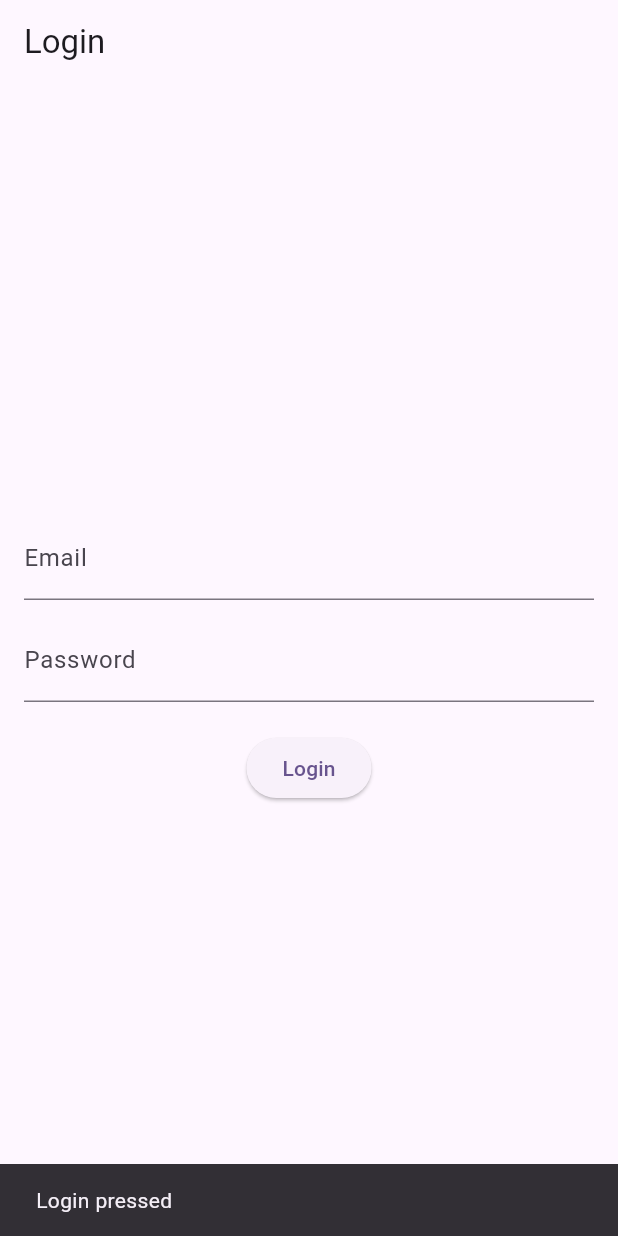
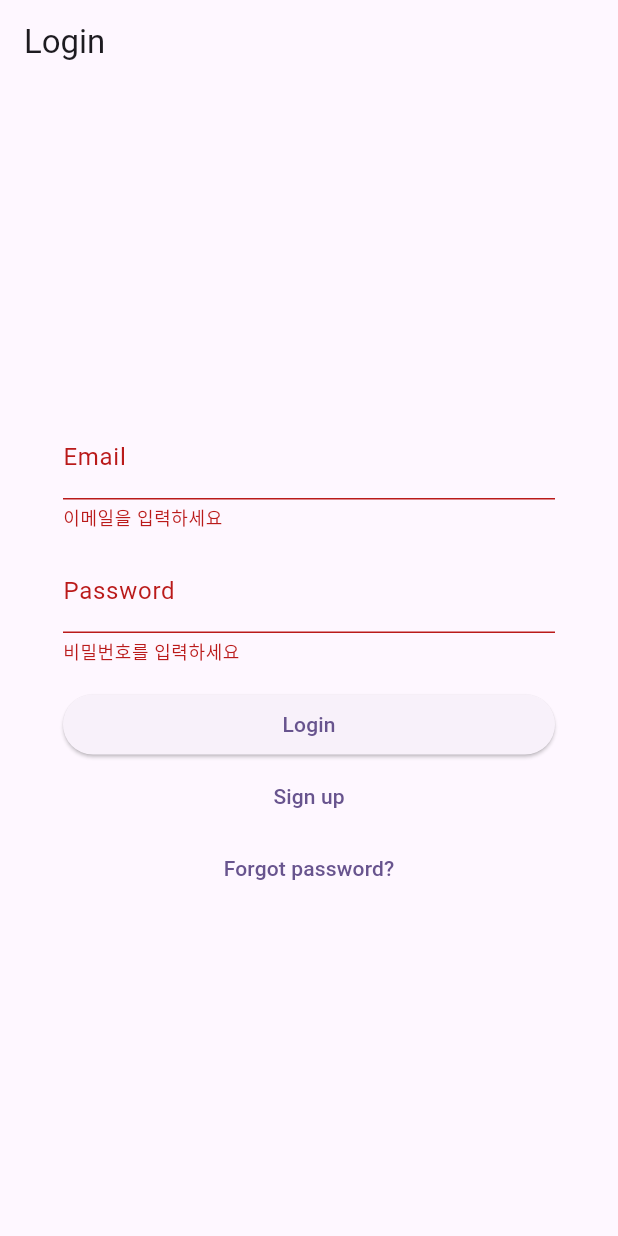
Before and after one commit to 0yunse0/hope_ReFace, a Flutter app: the screen it shows after launch, after a tap on "Login", on a phone screen of 412 x 824 dp. Run offline on Flutter 3.47's test engine with Material 3 defaults, Android fonts, the phone set to English and light mode, and no system bars; our stand-ins replace dio, firebase_auth, firebase_core, flutter_secure_storage; accounts and stored records are empty.

Commit message:
feat(auth): Firebase Auth email/password 로그인/회원가입/재설정

```diff
--- a/reface/lib/features/auth/presentation/login_page.dart
+++ b/reface/lib/features/auth/presentation/login_page.dart
@@ -1,40 +1,128 @@
 import 'package:flutter/material.dart';
+import 'package:firebase_auth/firebase_auth.dart';
 
-class LoginPage extends StatelessWidget {
+class LoginPage extends StatefulWidget {
   const LoginPage({super.key});
+  @override
+  State<LoginPage> createState() => _LoginPageState();
+}
+
+class _LoginPageState extends State<LoginPage> {
+  final _email = TextEditingController();
+  final _pw = TextEditingController();
+  final _formKey = GlobalKey<FormState>();
+  bool _loading = false;
+  String? _error;
+
+  @override
+  void dispose() {
+    _email.dispose();
+    _pw.dispose();
+    super.dispose();
+  }
+
+  Future<void> _handleLogin() async {
+    if (!(_formKey.currentState?.validate() ?? false)) return;
+    setState(() { _loading = true; _error = null; });
+
+    try {
+      await FirebaseAuth.instance.signInWithEmailAndPassword(
+        email: _email.text.trim(),
+        password: _pw.text,
+      );
+      // 성공 시 authStateChanges()가 Home으로 자동 라우팅
+    } on FirebaseAuthException catch (e) {
+      setState(() { _error = e.message ?? 'Firebase 로그인 실패'; });
+    } catch (e) {
+      setState(() { _error = e.toString(); });
+    } finally {
+      if (mounted) setState(() { _loading = false; });
+    }
+  }
+
+  Future<void> _handleSignUp() async {
+    if (!(_formKey.currentState?.validate() ?? false)) return;
+    setState(() { _loading = true; _error = null; });
+    try {
+      await FirebaseAuth.instance.createUserWithEmailAndPassword(
+        email: _email.text.trim(),
+        password: _pw.text,
+      );
+    } on FirebaseAuthException catch (e) {
+      setState(() { _error = e.message ?? '회원가입 실패'; });
+    } finally {
+      if (mounted) setState(() { _loading = false; });
+    }
+  }
+
+  Future<void> _handleReset() async {
+    final email = _email.text.trim();
+    if (email.isEmpty) return setState(() { _error = '이메일을 입력하세요'; });
+    try {
+      await FirebaseAuth.instance.sendPasswordResetEmail(email: email);
+      if (!mounted) return;
+      ScaffoldMessenger.of(context).showSnackBar(
+        const SnackBar(content: Text('비밀번호 재설정 메일 발송')),
+      );
+    } on FirebaseAuthException catch (e) {
+      setState(() { _error = e.message ?? '재설정 메일 실패'; });
+    }
+  }
 
   @override
   Widget build(BuildContext context) {
-    final emailController = TextEditingController();
-    final passwordController = TextEditingController();
-
     return Scaffold(
       appBar: AppBar(title: const Text('Login')),
-      body: Padding(
-        padding: const EdgeInsets.all(16.0),
-        child: Column(
-          mainAxisAlignment: MainAxisAlignment.center,
-          children: [
-            TextField(
-              controller: emailController,
+      body: Center(
+        child: ConstrainedBox(
+          constraints: const BoxConstraints(maxWidth: 360),
+          child: Padding(
+            padding: const EdgeInsets.all(16),
+            child: Form(
+              key: _formKey,
+              child: Column(mainAxisSize: MainAxisSize.min, children: [
+                TextFormField(
+                  controller: _email,
                   decoration: const InputDecoration(labelText: 'Email'),
+                  keyboardType: TextInputType.emailAddress,
+                  validator: (v) =>
+                      (v == null || v.isEmpty) ? '이메일을 입력하세요'
+                      : (!v.contains('@')) ? '이메일 형식이 아닙니다'
+                      : null,
                 ),
                 const SizedBox(height: 12),
-            TextField(
-              controller: passwordController,
+                TextFormField(
+                  controller: _pw,
                   decoration: const InputDecoration(labelText: 'Password'),
                   obscureText: true,
+                  validator: (v) =>
+                      (v == null || v.isEmpty) ? '비밀번호를 입력하세요'
+                      : (v.length < 6) ? '6자 이상 입력하세요'
+                      : null,
                 ),
-            const SizedBox(height: 20),
-            ElevatedButton(
-              onPressed: () {
-                ScaffoldMessenger.of(context).showSnackBar(
-                  const SnackBar(content: Text('Login pressed')),
-                );
-              },
-              child: const Text('Login'),
+                const SizedBox(height: 16),
+                if (_error != null)
+                  Padding(
+                    padding: const EdgeInsets.only(bottom: 8),
+                    child: Text(_error!, style: const TextStyle(color: Colors.red)),
+                  ),
+                Row(
+                  children: [
+                    Expanded(
+                      child: ElevatedButton(
+                        onPressed: _loading ? null : _handleLogin,
+                        child: _loading
+                          ? const SizedBox(height: 20, width: 20, child: CircularProgressIndicator(strokeWidth: 2))
+                          : const Text('Login'),
+                      ),
                     ),
                   ],
+                ),
+                TextButton(onPressed: _handleSignUp, child: const Text('Sign up')),
+                TextButton(onPressed: _handleReset, child: const Text('Forgot password?')),
+              ]),
+            ),
+          ),
         ),
       ),
     );
```
Also changed, not shown: reface/lib/main.dart (line endings or trailing spaces). Lines whose indentation alone changed are shown as unchanged.
